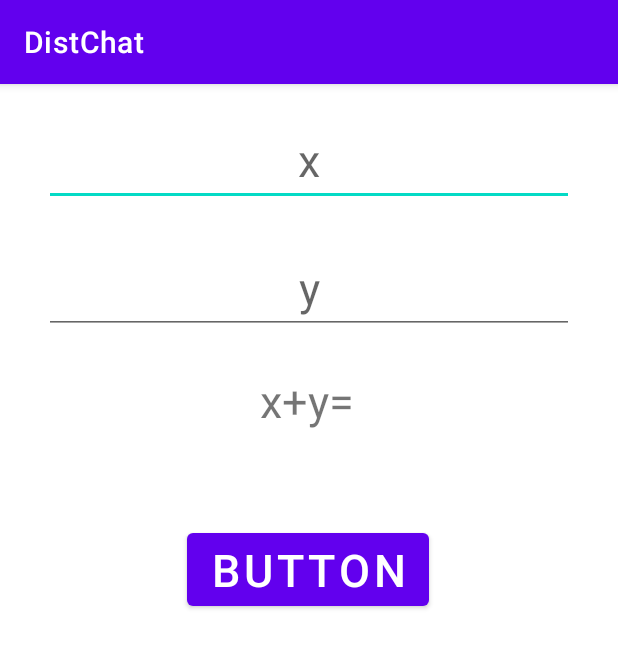
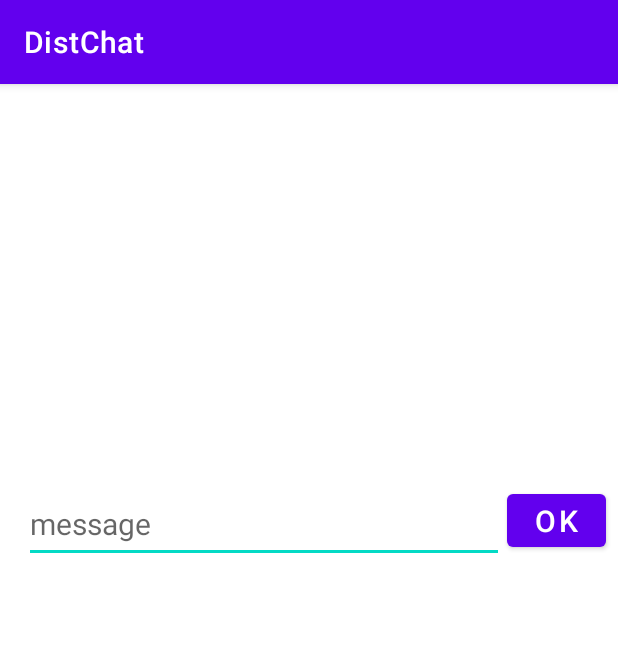
Before and after one commit to Tibedox/distchat, an Android app: the screen it shows after launch (MainActivity), on a phone screen of 412 x 824 dp. Shown: the top 648 px of the screen. Run offline under Robolectric (Android 15) with nearby library versions, the phone set to English and light mode, and no system bars.

Commit message:
version 1.4

```diff
--- a/app/src/main/java/ru/myitschool/distchat/MainActivity.java
+++ b/app/src/main/java/ru/myitschool/distchat/MainActivity.java
@@ -10,6 +10,8 @@ import android.widget.TextView;
 
 import com.google.gson.annotations.SerializedName;
 
+import java.util.ArrayList;
+
 import retrofit2.Call;
 import retrofit2.Callback;
 import retrofit2.Response;
@@ -20,20 +22,19 @@ import retrofit2.http.Query;
 
 public class MainActivity extends AppCompatActivity {
 
-    EditText editText1;
-    EditText editText2;
-    TextView textView;
-    Button button;
-    MyData myData;
+    EditText editMSG;
+    TextView allMSG;
+    Button btnSendMSG;
+    String name = "Oleg";
+    ArrayList<MyMSG> msgs;
 
     @Override
     protected void onCreate(Bundle savedInstanceState) {
         super.onCreate(savedInstanceState);
         setContentView(R.layout.activity_main);
-        editText1 = findViewById(R.id.edit1);
-        editText2 = findViewById(R.id.edit2);
-        textView = findViewById(R.id.text1);
-        button = findViewById(R.id.button);
+        editMSG = findViewById(R.id.editmsg);
+        allMSG = findViewById(R.id.allmsg);
+        btnSendMSG = findViewById(R.id.btnsend);
 
         Retrofit retrofit = new Retrofit.Builder()
                 .baseUrl("https://distchat.sch120.ru")
@@ -41,21 +42,25 @@ public class MainActivity extends AppCompatActivity {
                 .build();
         MyApi myApi = retrofit.create(MyApi.class);
 
-        button.setOnClickListener(new View.OnClickListener() {
+        btnSendMSG.setOnClickListener(new View.OnClickListener() {
             @Override
             public void onClick(View v) {
-                int x = Integer.parseInt(editText1.getText().toString());
-                int y = Integer.parseInt(editText2.getText().toString());
-                myApi.getData(x, y).enqueue(new Callback<MyData>() {
+                String s = editMSG.getText().toString();
+                myApi.send(name, s).enqueue(new Callback<ArrayList<MyMSG>>() {
                     @Override
-                    public void onResponse(Call<MyData> call, Response<MyData> response) {
-                        myData = response.body();
-                        textView.setText("x0+y="+myData.z);
+                    public void onResponse(Call<ArrayList<MyMSG>> call, Response<ArrayList<MyMSG>> response) {
+                        msgs = response.body();
+                        String s = "";
+                        for (int i = 0; i < msgs.size(); i++) {
+                            s += msgs.get(i).date+" "+msgs.get(i).name+"\n"+
+                                    msgs.get(i).msg+"\n";
+                        }
+                        allMSG.setText(s);
                     }
 
                     @Override
-                    public void onFailure(Call<MyData> call, Throwable t) {
-                        textView.setText("не вышло");
+                    public void onFailure(Call<ArrayList<MyMSG>> call, Throwable t) {
+                        allMSG.setText("не вышло");
                     }
                 });
             }
@@ -65,14 +70,17 @@ public class MainActivity extends AppCompatActivity {
 
 interface MyApi {
     @GET("/chat.php")
-    Call<MyData> getData(@Query("x") int x, @Query("y") int y);
+    Call<ArrayList<MyMSG>> send(@Query("name") String x, @Query("msg") String msg);
+
+    @GET("/chat.php")
+    Call<ArrayList<MyMSG>> read(@Query("read") String x);
 }
 
-class MyData {
-    @SerializedName("x")
-    int x;
-    @SerializedName("y")
-    int y;
-    @SerializedName("z")
-    int z;
+class MyMSG {
+    @SerializedName("name")
+    String name;
+    @SerializedName("date")
+    long date;
+    @SerializedName("msg")
+    String msg;
 }
--- a/app/src/main/res/layout/activity_main.xml
+++ b/app/src/main/res/layout/activity_main.xml
@@ -8,59 +8,53 @@
 
 
     <EditText
-        android:id="@+id/edit1"
-        android:layout_width="wrap_content"
-        android:layout_height="wrap_content"
-        android:layout_marginTop="20dp"
+        android:id="@+id/editmsg"
+        android:layout_width="320dp"
+        android:layout_height="52dp"
+        android:layout_marginStart="16dp"
+        android:layout_marginTop="8dp"
         android:ems="10"
-        android:hint="x"
-        android:inputType="number"
-        android:textAlignment="center"
-        android:textSize="30sp"
-        app:layout_constraintEnd_toEndOf="parent"
-        app:layout_constraintHorizontal_bias="0.497"
+        android:hint="message"
+        android:textSize="20sp"
+        app:layout_constraintBottom_toBottomOf="parent"
         app:layout_constraintStart_toStartOf="parent"
-        app:layout_constraintTop_toTopOf="parent" />
-
-    <EditText
-        android:id="@+id/edit2"
-        android:layout_width="wrap_content"
-        android:layout_height="wrap_content"
-        android:layout_marginTop="24dp"
-        android:ems="10"
-        android:hint="y"
-        android:inputType="number"
-        android:textAlignment="center"
-        android:textSize="30sp"
-        app:layout_constraintEnd_toEndOf="parent"
-        app:layout_constraintHorizontal_bias="0.497"
-        app:layout_constraintStart_toStartOf="parent"
-        app:layout_constraintTop_toBottomOf="@+id/edit1" />
-
-    <TextView
-        android:id="@+id/text1"
-        android:layout_width="wrap_content"
-        android:layout_height="wrap_content"
-        android:layout_marginTop="24dp"
-        android:text="x+y="
-        android:textAlignment="center"
-        android:textSize="30sp"
-        app:layout_constraintEnd_toEndOf="parent"
-        app:layout_constraintHorizontal_bias="0.497"
-        app:layout_constraintStart_toStartOf="parent"
-        app:layout_constraintTop_toBottomOf="@+id/edit2" />
+        app:layout_constraintTop_toBottomOf="@+id/scrollView"
+        app:layout_constraintVertical_bias="0.004" />
 
     <Button
-        android:id="@+id/button"
-        android:layout_width="wrap_content"
-        android:layout_height="wrap_content"
-        android:text="Button"
-        android:textSize="30sp"
+        android:id="@+id/btnsend"
+        android:layout_width="66dp"
+        android:layout_height="47dp"
+        android:layout_marginTop="8dp"
+        android:layout_marginEnd="8dp"
+        android:text="Ok"
+        android:textSize="20sp"
         app:layout_constraintBottom_toBottomOf="parent"
         app:layout_constraintEnd_toEndOf="parent"
-        app:layout_constraintHorizontal_bias="0.498"
+        app:layout_constraintHorizontal_bias="1.0"
+        app:layout_constraintStart_toEndOf="@+id/editmsg"
+        app:layout_constraintTop_toBottomOf="@+id/scrollView"
+        app:layout_constraintVertical_bias="0.004" />
+
+    <ScrollView
+        android:id="@+id/scrollView"
+        android:layout_width="393dp"
+        android:layout_height="249dp"
+        android:layout_marginStart="8dp"
+        android:layout_marginTop="8dp"
+        android:layout_marginEnd="8dp"
+        app:layout_constraintEnd_toEndOf="parent"
         app:layout_constraintStart_toStartOf="parent"
-        app:layout_constraintTop_toBottomOf="@+id/text1"
-        app:layout_constraintVertical_bias="0.13" />
+        app:layout_constraintTop_toTopOf="parent">
+
+
+        <TextView
+            android:id="@+id/allmsg"
+            android:layout_width="match_parent"
+            android:layout_height="wrap_content"
+            android:text=""
+            app:layout_constraintEnd_toEndOf="parent"
+            app:layout_constraintStart_toStartOf="parent" />
+    </ScrollView>
 
 </androidx.constraintlayout.widget.ConstraintLayout>
```
